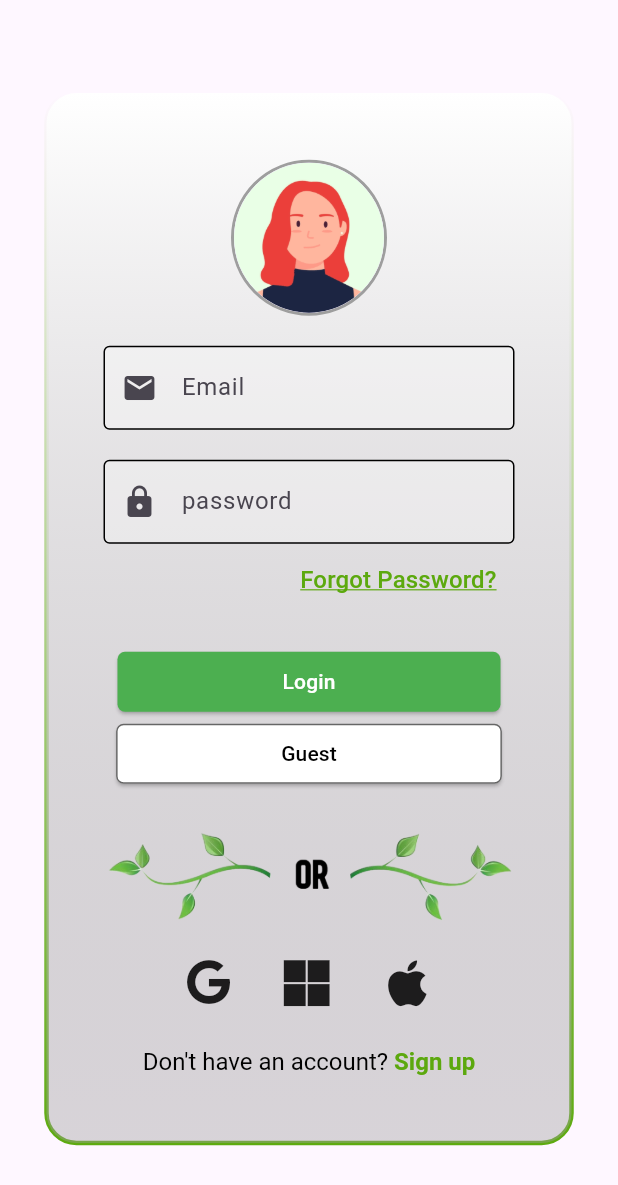
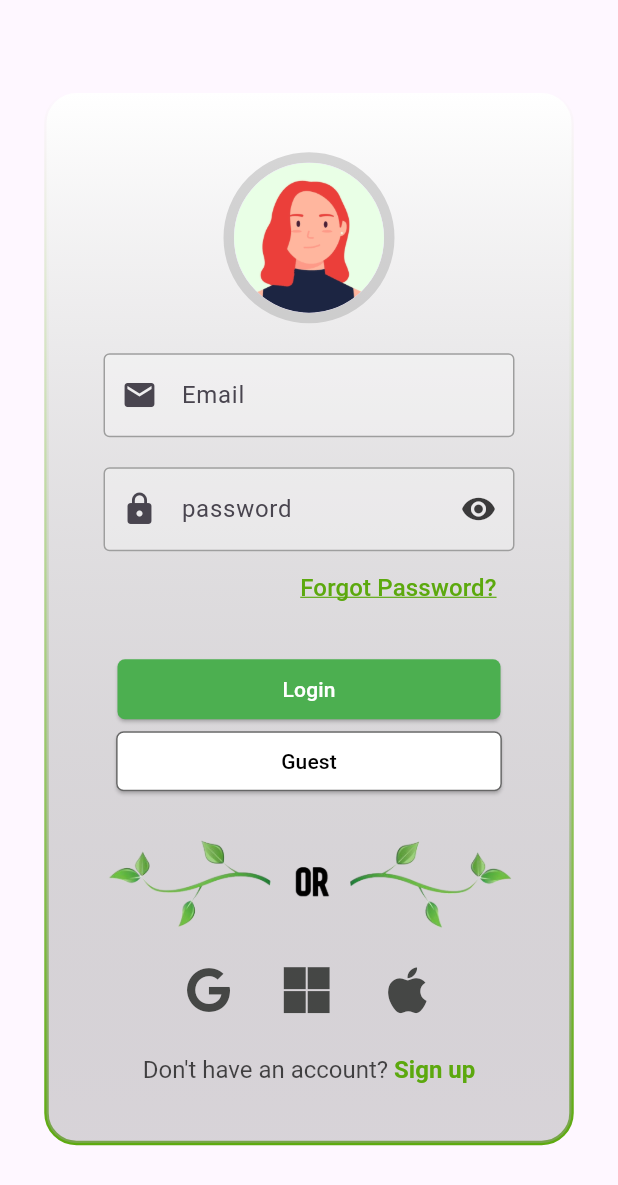
Before and after one commit to bugrahankaramollaoglu/greefin, a Flutter app: the LoginPage screen opened directly, on a phone screen of 412 x 824 dp. Shown: the top 1185 px of the screen. Run offline on Flutter 3.47's test engine with Material 3 defaults, Android fonts, the phone set to English and light mode, and no system bars; our stand-ins replace camera, crystal_navigation_bar, firebase_auth, firebase_core, flutter_onboarding_slider, flutter_riverpod and 8 more; missing offline and left inert: auth_button_kit, google_mlkit_barcode_scanning, google_mlkit_commons, google_mlkit_face_detection, google_mlkit_face_mesh_detection, google_mlkit_image_labeling and 4 more; accounts and stored records are empty.

```diff
--- a/lib/main.dart
+++ b/lib/main.dart
@@ -53,12 +53,7 @@ class _GreefinAppState extends State<GreefinApp> {
   @override
   Widget build(BuildContext context) {
     return MaterialApp(
-
       debugShowCheckedModeBanner: false,
-     /* theme: ThemeData(
-        colorScheme: ColorScheme.fromSeed(seedColor: Colors.deepPurple),
-        useMaterial3: true,
-      ),*/
       home: _isOnboardingCompleted
           ? const FirebaseRouter()
           : const OnboardingPage(),
--- a/lib/pages/login_register_forms/login_form.dart
+++ b/lib/pages/login_register_forms/login_form.dart
@@ -1,8 +1,7 @@
-import 'package:flutter/cupertino.dart';
+import 'package:auth_button_kit/auth_button_kit.dart';
+import 'package:firebase_auth/firebase_auth.dart';
 import 'package:flutter/gestures.dart';
 import 'package:flutter/material.dart';
-import 'package:auth_button_kit/auth_button_kit.dart';
-import 'package:firebase_auth/firebase_auth.dart';
 import 'package:font_awesome_flutter/font_awesome_flutter.dart';
 import 'package:google_sign_in/google_sign_in.dart';
 import 'package:greefin/firebase/auth.dart';
@@ -121,6 +120,7 @@ class _LoginFormState extends State<LoginForm> {
     return TextFormField(
       keyboardType: TextInputType.emailAddress,
       autocorrect: false,
+      cursorColor: Colors.grey,
       controller: e_controller,
       decoration: InputDecoration(
         filled: true,
@@ -129,7 +129,7 @@ class _LoginFormState extends State<LoginForm> {
         hintText: 'Enter',
         hintStyle: TextStyle(color: Colors.grey),
         enabledBorder: const OutlineInputBorder(
-          borderSide: BorderSide(color: Colors.black), // Unfocused border color
+          borderSide: BorderSide(color: Colors.grey), // Unfocused border color
         ),
         focusedBorder: OutlineInputBorder(
           borderSide: BorderSide(color: Colors.black), // Focused border color
@@ -145,18 +145,19 @@ class _LoginFormState extends State<LoginForm> {
       },
     );
   }
+  Widget passwordField(
+      String hintText,
+      TextEditingController p_controller,
+      IconData icon,
+      bool isPassword,
+      ) {
+    bool _obscureText = isPassword;
 
-  Widget passwordField(
-    String hintText,
-    TextEditingController p_controller,
-    IconData icon,
-    bool isPassword,
-  ) {
     return TextFormField(
-      obscureText: isPassword,
+      obscureText: _obscureText,
       controller: p_controller,
-      cursorColor: Colors.black54,
-      style: TextStyle(color: Colors.black54),
+      cursorColor: Colors.grey,
+      style: TextStyle(color: Colors.grey),
       decoration: InputDecoration(
         filled: true,
         fillColor: Colors.white.withOpacity(0.3),
@@ -164,12 +165,23 @@ class _LoginFormState extends State<LoginForm> {
         hintText: 'Enter',
         hintStyle: TextStyle(color: Colors.grey),
         enabledBorder: const OutlineInputBorder(
-          borderSide: BorderSide(color: Colors.black), // Unfocused border color
+          borderSide: BorderSide(color: Colors.grey), // Unfocused border color
         ),
         focusedBorder: OutlineInputBorder(
           borderSide: BorderSide(color: Colors.black), // Focused border color
         ),
         labelText: hintText,
+        suffixIcon: IconButton(
+          icon: Icon(
+            _obscureText ? Icons.visibility : Icons.visibility_off,
+            color: Colors.black87.withOpacity(0.75),
+          ),
+          onPressed: () {
+            setState(() {
+              _obscureText = !_obscureText;
+            });
+          },
+        ),
       ),
       validator: (value) {
         if (value == null || value.isEmpty) {
@@ -319,7 +331,7 @@ class _LoginFormState extends State<LoginForm> {
     return RichText(
       text: TextSpan(
         style: TextStyle(
-          color: Colors.black,
+          color: Colors.black87.withOpacity(0.7),
           fontSize: 16,
         ),
         children: <TextSpan>[
@@ -329,7 +341,7 @@ class _LoginFormState extends State<LoginForm> {
           TextSpan(
             text: 'Sign up',
             style: TextStyle(
-              color: MyColors().color9, // Set your desired color here
+              color: MyColors().color9, // Set your desired color her6
               fontWeight: FontWeight.bold,
             ),
             recognizer: TapGestureRecognizer()
@@ -412,9 +424,9 @@ class _LoginFormState extends State<LoginForm> {
           padding: const EdgeInsets.all(8.0),
           child: IconButton(
             onPressed: _signInWithGoogle,
-            icon: const Icon(
+            icon:  Icon(
               FontAwesomeIcons.google,
-              color: Colors.black87,
+              color: MyColors().color8,
               size: 30,
             ),
           ),
@@ -423,9 +435,9 @@ class _LoginFormState extends State<LoginForm> {
           padding: const EdgeInsets.all(8.0),
           child: IconButton(
             onPressed: _signInWithGoogle,
-            icon: const Icon(
+            icon:  Icon(
               FontAwesomeIcons.microsoft,
-              color: Colors.black87,
+              color: MyColors().color8,
               size: 35,
             ),
           ),
@@ -434,9 +446,9 @@ class _LoginFormState extends State<LoginForm> {
           padding: const EdgeInsets.all(8.0),
           child: IconButton(
             onPressed: _signInWithGoogle,
-            icon: const Icon(
+            icon:  Icon(
               FontAwesomeIcons.apple,
-              color: Colors.black87,
+              color: MyColors().color8,
               size: 35,
             ),
           ),
@@ -465,8 +477,9 @@ class _LoginFormState extends State<LoginForm> {
             decoration: BoxDecoration(
               shape: BoxShape.circle,
               border: Border.all(
-                color: Colors.grey, // Choose your stroke color here
-                width: 2, // Adjust the width of the border
+                color: Colors.grey
+                    .withOpacity(0.4), // Choose your stroke color here
+                width: 7, // Adjust the width of the border
               ),
             ),
             child: CircleAvatar(
--- a/lib/pages/onboarding_pages.dart
+++ b/lib/pages/onboarding_pages.dart
@@ -147,7 +147,7 @@ Widget OnboardingPageTemplate(
     height: MediaQuery.of(context).size.height,
     padding: const EdgeInsets.symmetric(horizontal: 20),
     child: Padding(
-      padding: const EdgeInsets.fromLTRB(20,0,20,75),
+      padding: const EdgeInsets.fromLTRB(20, 0, 20, 75),
       child: Column(
         mainAxisAlignment: MainAxisAlignment.end, // Align content to the bottom
         crossAxisAlignment: CrossAxisAlignment.center,
```
